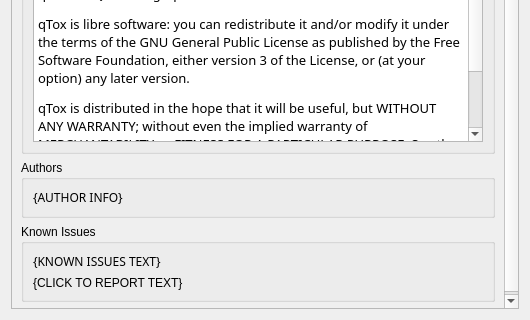
This is src/widget/form/settings/aboutsettings.ui in qTox/qTox as Qt 5 draws it before an edit; both pictures show x 0 to 530 and y 233 to 553 of the 530 by 553 pixel window. The edited form follows.
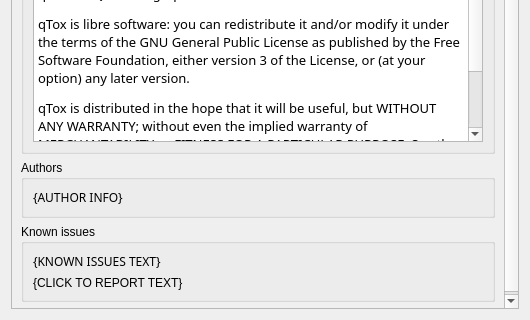
This is the edited form. Custom widgets are drawn as their Qt base class.

```diff
--- a/src/widget/form/settings/aboutsettings.ui
+++ b/src/widget/form/settings/aboutsettings.ui
@@ -360,7 +360,7 @@
           </size>
          </property>
          <property name="title">
-          <string>Known Issues</string>
+          <string>Known issues</string>
          </property>
          <layout class="QVBoxLayout" name="verticalLayout_8">
           <item>
```
